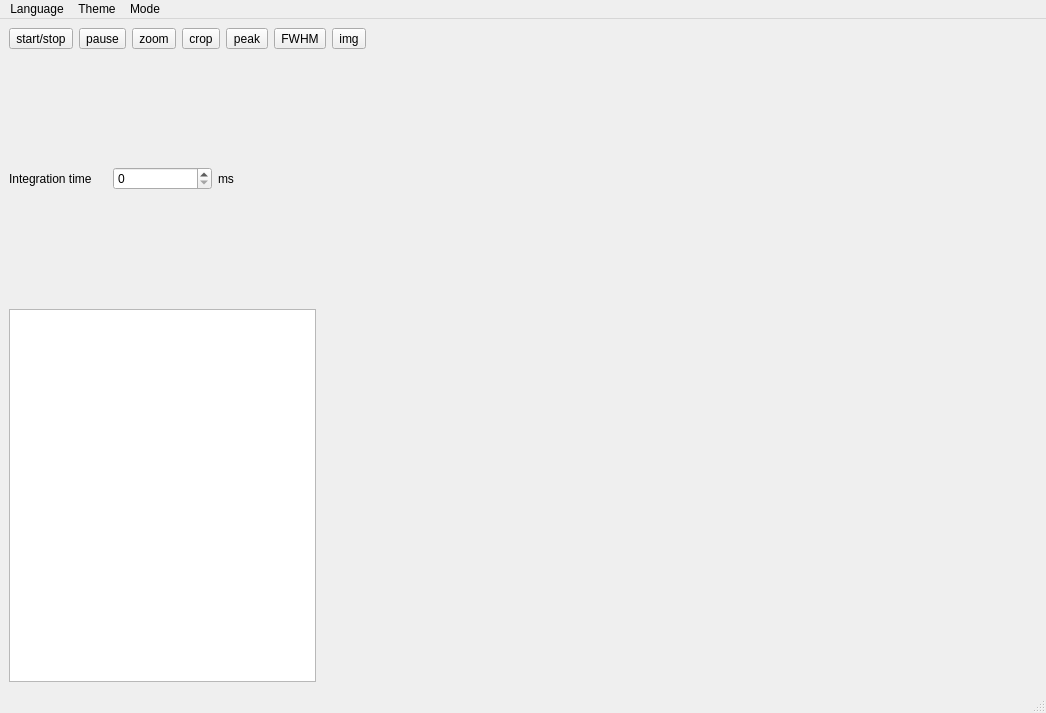
Before: the Qt Designer form src/main/mainwindow.ui in MRsoymilk/MySerial, drawn with Qt 5.
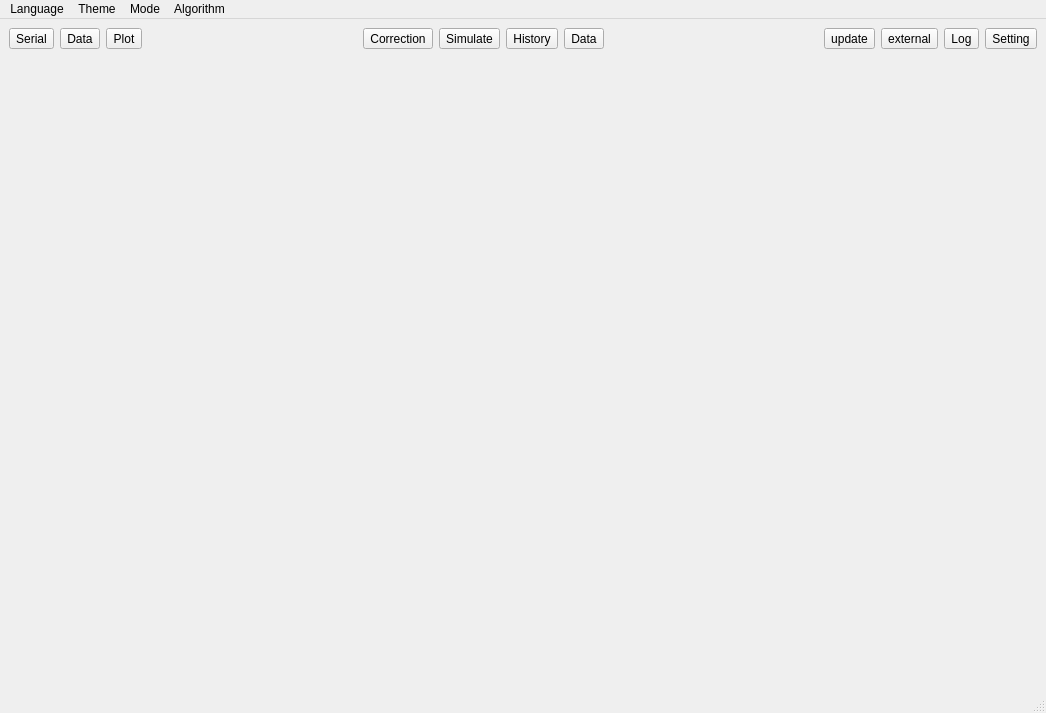
After: the same form once the commit is applied. The open tabs and pages were chosen to show the change.

Commit message: algorithm move to menubar; split to Easy & Expert mode; add OverLay to Easy mode

The edit to the form file:
```diff
--- a/src/main/mainwindow.ui
+++ b/src/main/mainwindow.ui
@@ -146,132 +146,6 @@
         </item>
        </layout>
       </widget>
-      <widget class="QWidget" name="pageEasy">
-       <layout class="QGridLayout" name="gridLayout_5" rowstretch="1,4,6" columnstretch="3,7">
-        <item row="0" column="0" colspan="2">
-         <layout class="QHBoxLayout" name="hLayOperation">
-          <item>
-           <widget class="QToolButton" name="tBtnSwitch">
-            <property name="text">
-             <string>start/stop</string>
-            </property>
-            <property name="checkable">
-             <bool>false</bool>
-            </property>
-           </widget>
-          </item>
-          <item>
-           <widget class="QToolButton" name="tBtnPause">
-            <property name="text">
-             <string>pause</string>
-            </property>
-            <property name="checkable">
-             <bool>true</bool>
-            </property>
-           </widget>
-          </item>
-          <item>
-           <widget class="QToolButton" name="tBtnZoom">
-            <property name="text">
-             <string>zoom</string>
-            </property>
-            <property name="checkable">
-             <bool>true</bool>
-            </property>
-           </widget>
-          </item>
-          <item>
-           <widget class="QToolButton" name="tBtnCrop">
-            <property name="text">
-             <string>crop</string>
-            </property>
-            <property name="checkable">
-             <bool>true</bool>
-            </property>
-           </widget>
-          </item>
-          <item>
-           <widget class="QToolButton" name="tBtnPeak">
-            <property name="text">
-             <string>peak</string>
-            </property>
-            <property name="checkable">
-             <bool>true</bool>
-            </property>
-           </widget>
-          </item>
-          <item>
-           <widget class="QToolButton" name="tBtnFWHM">
-            <property name="text">
-             <string>FWHM</string>
-            </property>
-            <property name="checkable">
-             <bool>true</bool>
-            </property>
-           </widget>
-          </item>
-          <item>
-           <widget class="QToolButton" name="tBtnImg">
-            <property name="text">
-             <string>img</string>
-            </property>
-            <property name="checkable">
-             <bool>false</bool>
-            </property>
-           </widget>
-          </item>
-          <item>
-           <spacer name="horizontalSpacer_Operation">
-            <property name="orientation">
-             <enum>Qt::Orientation::Horizontal</enum>
-            </property>
-            <property name="sizeHint" stdset="0">
-             <size>
-              <width>40</width>
-              <height>20</height>
-             </size>
-            </property>
-           </spacer>
-          </item>
-         </layout>
-        </item>
-        <item row="1" column="0">
-         <layout class="QGridLayout" name="gLayInfo">
-          <item row="0" column="0">
-           <layout class="QHBoxLayout" name="horizontalLayout">
-            <item>
-             <widget class="QLabel" name="labelIntegrationTime">
-              <property name="text">
-               <string>Integration time</string>
-              </property>
-             </widget>
-            </item>
-            <item>
-             <widget class="QSpinBox" name="spinBox">
-              <property name="maximum">
-               <number>9999</number>
-              </property>
-             </widget>
-            </item>
-            <item>
-             <widget class="QLabel" name="label_ms">
-              <property name="text">
-               <string>ms</string>
-              </property>
-             </widget>
-            </item>
-           </layout>
-          </item>
-         </layout>
-        </item>
-        <item row="1" column="1" rowspan="2">
-         <layout class="QGridLayout" name="gLayPlot"/>
-        </item>
-        <item row="2" column="0">
-         <widget class="QTableView" name="tableViewValue"/>
-        </item>
-       </layout>
-      </widget>
      </widget>
     </item>
    </layout>
@@ -310,9 +184,20 @@
     <addaction name="actionEasy"/>
     <addaction name="actionExpert"/>
    </widget>
+   <widget class="QMenu" name="menuAlgorithm">
+    <property name="title">
+     <string>Algorithm</string>
+    </property>
+    <addaction name="actionFreedom"/>
+    <addaction name="actionF15_single"/>
+    <addaction name="actionF15_curve"/>
+    <addaction name="actionF30_single"/>
+    <addaction name="actionF30_curves"/>
+   </widget>
    <addaction name="menuLanguage"/>
    <addaction name="menuTheme"/>
    <addaction name="menuMode"/>
+   <addaction name="menuAlgorithm"/>
   </widget>
   <widget class="QStatusBar" name="statusbar"/>
   <action name="action_en">
```
Left out of the diff: 49 changed lines with no effect on the pictures. The commit also changes 26 other files.
